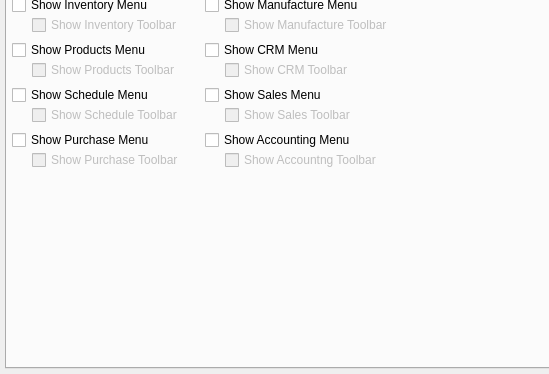
Above: guiclient/userPreferences.ui from Pegasus-RPG/xtuple-client before the change; both pictures show x 0 to 549 and y 131 to 505 of the 720 by 505 pixel window. Below: the same form after it.
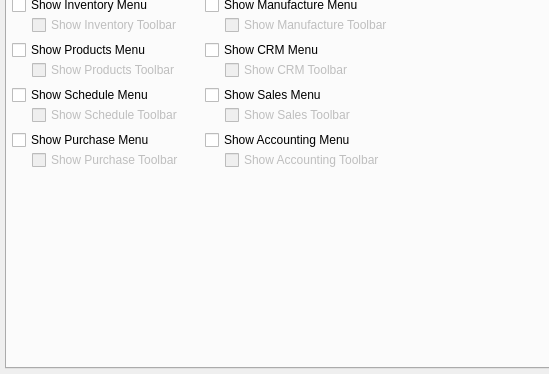
That is the form after the change. The open tabs and pages were chosen to show the change. Custom widgets are drawn as their Qt base class.

Commit message: Issue #11797:fix label typo

```diff
--- a/guiclient/userPreferences.ui
+++ b/guiclient/userPreferences.ui
@@ -884,7 +884,7 @@
                 <bool>false</bool>
                </property>
                <property name="text">
-                <string>Show Accountng Toolbar</string>
+                <string>Show Accounting Toolbar</string>
                </property>
               </widget>
              </item>
```
